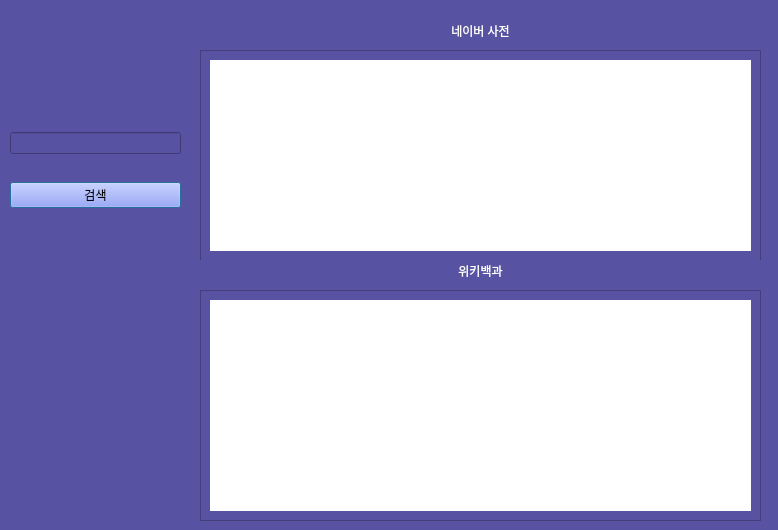
Above: finder_gui.ui from altair823/WordFinder before the change. Below: the same form after it.
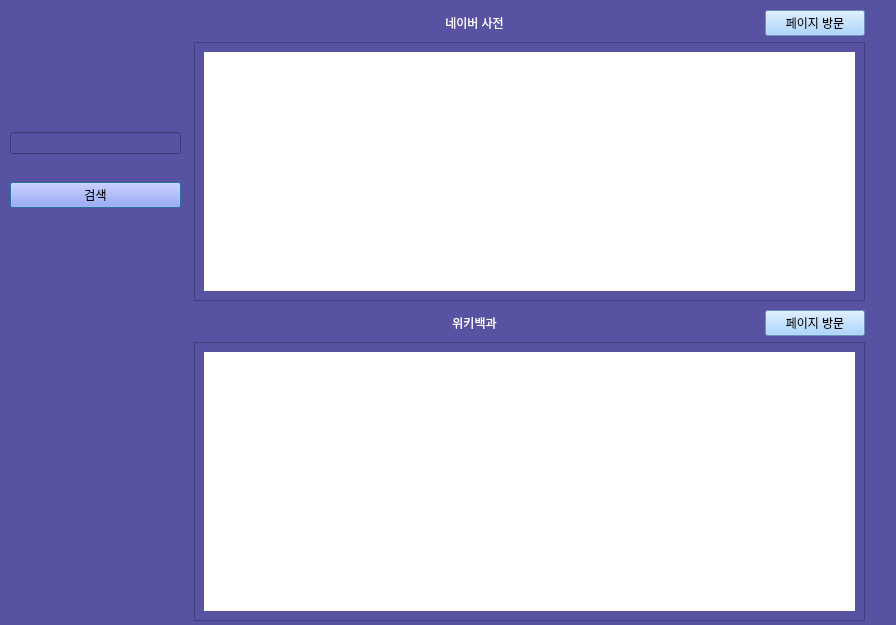
That is the form after the change.

Commit message: feat: implement buttons that go to target url

Patch:
```diff
--- a/finder_gui.ui
+++ b/finder_gui.ui
@@ -6,8 +6,8 @@
    <rect>
     <x>0</x>
     <y>0</y>
-    <width>778</width>
-    <height>530</height>
+    <width>896</width>
+    <height>625</height>
    </rect>
   </property>
   <property name="windowTitle">
@@ -49,18 +49,21 @@
     </item>
    </layout>
   </widget>
+  <widget class="QWidget" name="gridLayoutWidget">
+   <property name="geometry">
+    <rect>
+     <x>190</x>
+     <y>10</y>
+     <width>681</width>
+     <height>291</height>
+    </rect>
+   </property>
+   <layout class="QGridLayout" name="gridLayout">
+    <item row="1" column="0" colspan="2">
   <widget class="QScrollArea" name="scrollArea">
    <property name="enabled">
     <bool>true</bool>
    </property>
-   <property name="geometry">
-    <rect>
-     <x>200</x>
-     <y>50</y>
-     <width>561</width>
-     <height>211</height>
-    </rect>
-   </property>
    <property name="widgetResizable">
     <bool>true</bool>
    </property>
@@ -72,8 +75,8 @@
      <rect>
       <x>0</x>
       <y>0</y>
-      <width>559</width>
-      <height>209</height>
+         <width>664</width>
+         <height>252</height>
      </rect>
     </property>
     <layout class="QVBoxLayout" name="verticalLayout_2">
@@ -96,18 +99,28 @@
     </layout>
    </widget>
   </widget>
+    </item>
+    <item row="0" column="1">
+     <widget class="QPushButton" name="naver_page">
+      <property name="maximumSize">
+       <size>
+        <width>100</width>
+        <height>16777215</height>
+       </size>
+      </property>
+      <property name="styleSheet">
+       <string notr="true">background-color: rgb(147, 202, 255);</string>
+      </property>
+      <property name="text">
+       <string>페이지 방문</string>
+      </property>
+     </widget>
+    </item>
+    <item row="0" column="0">
   <widget class="QLabel" name="naver_label">
    <property name="enabled">
     <bool>true</bool>
    </property>
-   <property name="geometry">
-    <rect>
-     <x>200</x>
-     <y>20</y>
-     <width>561</width>
-     <height>21</height>
-    </rect>
-   </property>
    <property name="minimumSize">
     <size>
      <width>0</width>
@@ -130,52 +143,24 @@
     <set>Qt::AlignCenter</set>
    </property>
   </widget>
-  <widget class="QLabel" name="wiki_label">
-   <property name="enabled">
-    <bool>true</bool>
-   </property>
+    </item>
+   </layout>
+  </widget>
+  <widget class="QWidget" name="gridLayoutWidget_2">
    <property name="geometry">
     <rect>
-     <x>200</x>
-     <y>260</y>
-     <width>561</width>
-     <height>21</height>
+     <x>190</x>
+     <y>310</y>
+     <width>681</width>
+     <height>311</height>
     </rect>
    </property>
-   <property name="minimumSize">
-    <size>
-     <width>0</width>
-     <height>0</height>
-    </size>
-   </property>
-   <property name="maximumSize">
-    <size>
-     <width>561</width>
-     <height>50</height>
-    </size>
-   </property>
-   <property name="styleSheet">
-    <string notr="true">color: rgb(255, 255, 255);</string>
-   </property>
-   <property name="text">
-    <string>위키백과</string>
-   </property>
-   <property name="alignment">
-    <set>Qt::AlignCenter</set>
-   </property>
-  </widget>
+   <layout class="QGridLayout" name="gridLayout_2">
+    <item row="1" column="0" colspan="2">
   <widget class="QScrollArea" name="scrollArea_2">
    <property name="enabled">
     <bool>true</bool>
    </property>
-   <property name="geometry">
-    <rect>
-     <x>200</x>
-     <y>290</y>
-     <width>561</width>
-     <height>231</height>
-    </rect>
-   </property>
    <property name="widgetResizable">
     <bool>true</bool>
    </property>
@@ -187,11 +172,11 @@
      <rect>
       <x>0</x>
       <y>0</y>
-      <width>559</width>
-      <height>229</height>
-     </rect>
-    </property>
-    <layout class="QVBoxLayout" name="verticalLayout_5">
+         <width>664</width>
+         <height>272</height>
+        </rect>
+       </property>
+       <layout class="QVBoxLayout" name="verticalLayout_3">
      <item>
       <widget class="QLabel" name="wiki_search_result">
        <property name="styleSheet">
@@ -210,6 +195,53 @@
      </item>
     </layout>
    </widget>
+     </widget>
+    </item>
+    <item row="0" column="1">
+     <widget class="QPushButton" name="wiki_page">
+      <property name="maximumSize">
+       <size>
+        <width>100</width>
+        <height>16777215</height>
+       </size>
+      </property>
+      <property name="styleSheet">
+       <string notr="true">background-color: rgb(147, 202, 255);</string>
+      </property>
+      <property name="text">
+       <string>페이지 방문</string>
+      </property>
+     </widget>
+    </item>
+    <item row="0" column="0">
+     <widget class="QLabel" name="wiki_label">
+      <property name="enabled">
+       <bool>true</bool>
+      </property>
+      <property name="minimumSize">
+       <size>
+        <width>0</width>
+        <height>0</height>
+       </size>
+      </property>
+      <property name="maximumSize">
+       <size>
+        <width>561</width>
+        <height>50</height>
+       </size>
+      </property>
+      <property name="styleSheet">
+       <string notr="true">color: rgb(255, 255, 255);</string>
+      </property>
+      <property name="text">
+       <string>위키백과</string>
+      </property>
+      <property name="alignment">
+       <set>Qt::AlignCenter</set>
+      </property>
+     </widget>
+    </item>
+   </layout>
   </widget>
  </widget>
  <resources/>
```
Left out of the diff: 6 changed lines with no effect on the pictures. Lines whose indentation alone changed are shown as unchanged. The commit also changes 4 other files.
